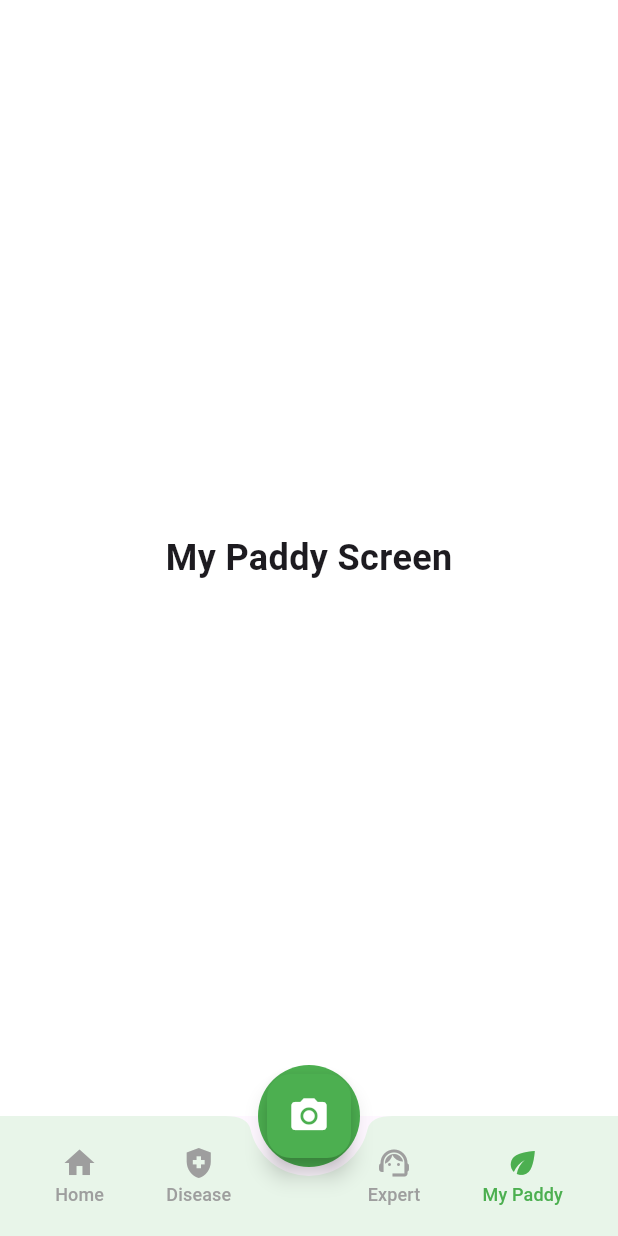
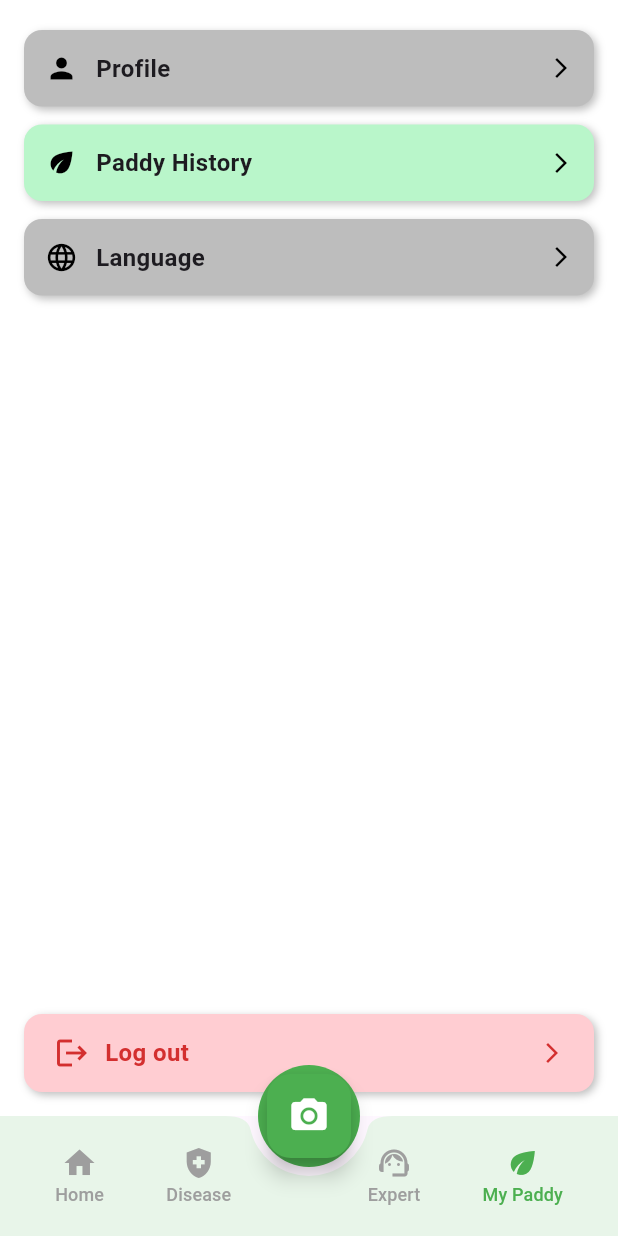
Before and after one commit to PasinduSandamalSenanayake/PaddyGuard, a Flutter app: the screen it shows after launch, item 4 of the bottom bar chosen, on a phone screen of 412 x 824 dp. Run offline on Flutter 3.47's test engine with Material 3 defaults, Android fonts, the phone set to English and light mode, and no system bars.

Commit message:
UI design upto my paddy

```diff
--- a/lib/screen/Home/myPaddy_screen.dart
+++ b/lib/screen/Home/myPaddy_screen.dart
@@ -10,12 +10,138 @@ class MypaddyScreen extends StatefulWidget {
 class _MypaddyScreenState extends State<MypaddyScreen> {
   @override
   Widget build(BuildContext context) {
-    return Container(
-      color: Colors.white,
-      child: Center(
-        child: Text(
-          "My Paddy Screen",
-          style: TextStyle(fontSize: 24, fontWeight: FontWeight.bold),
+    return Scaffold(
+      backgroundColor: Colors.white,
+      body: SafeArea(
+        child: Column(
+          children: [
+            const SizedBox(height: 20),
+
+            // Profile Row
+            _buildMenuItem(
+              icon: Icons.person,
+              text: "Profile",
+              bgColor: Colors.grey.shade400,
+              onTap: () {},
+            ),
+
+            const SizedBox(height: 12),
+
+            // Paddy History Row
+            _buildMenuItem(
+              icon: Icons.eco,
+              text: "Paddy History",
+              bgColor: Colors.greenAccent.shade100,
+              onTap: () {},
+            ),
+
+            const SizedBox(height: 12),
+
+            // Language Row
+            _buildMenuItem(
+              icon: Icons.language,
+              text: "Language",
+              bgColor: Colors.grey.shade400,
+              onTap: () {},
+            ),
+
+            const Spacer(),
+
+            // Logout Button
+            Padding(
+              padding: const EdgeInsets.all(16.0),
+              child: InkWell(
+                onTap: () {
+                  // handle logout
+                },
+                child: Container(
+                  padding:
+                      const EdgeInsets.symmetric(vertical: 14, horizontal: 20),
+                  decoration: BoxDecoration(
+                    color: Colors.red.shade100,
+                    borderRadius: BorderRadius.circular(12),
+                    boxShadow: [
+                      BoxShadow(
+                        color: Colors.black26,
+                        blurRadius: 4,
+                        offset: const Offset(2, 2),
+                      ),
+                    ],
+                  ),
+                  child: Row(
+                    children: [
+                      Icon(Icons.logout, color: Colors.red.shade700),
+                      const SizedBox(width: 10),
+                      Text(
+                        "Log out",
+                        style: TextStyle(
+                          color: Colors.red.shade700,
+                          fontSize: 16,
+                          fontWeight: FontWeight.w600,
+                        ),
+                      ),
+                      const Spacer(),
+                      Icon(Icons.arrow_forward_ios,
+                          color: Colors.red.shade700, size: 16),
+                    ],
+                  ),
+                ),
+              ),
+            ),
+          ],
+        ),
+      ),
+    );
+  }
+
+  Widget _buildMenuItem({
+    IconData? icon,
+    ImageProvider? image,
+    required String text,
+    required Color bgColor,
+    required VoidCallback onTap,
+  }) {
+    return InkWell(
+      onTap: onTap,
+      child: Container(
+        margin: const EdgeInsets.symmetric(horizontal: 16),
+        padding: const EdgeInsets.all(14),
+        decoration: BoxDecoration(
+          color: bgColor,
+          borderRadius: BorderRadius.circular(12),
+          boxShadow: [
+            BoxShadow(
+              color: Colors.black26,
+              blurRadius: 4,
+              offset: const Offset(2, 2),
+            ),
+          ],
+        ),
+        child: Row(
+          children: [
+            if (icon != null)
+              Icon(icon, color: Colors.black, size: 22)
+            else if (image != null)
+              ClipRRect(
+                borderRadius: BorderRadius.circular(8),
+                child: Image(
+                  image: image,
+                  width: 40,
+                  height: 40,
+                  fit: BoxFit.cover,
+                ),
+              ),
+            const SizedBox(width: 12),
+            Text(
+              text,
+              style: const TextStyle(
+                fontSize: 16,
+                fontWeight: FontWeight.w600,
+              ),
+            ),
+            const Spacer(),
+            const Icon(Icons.arrow_forward_ios, size: 16, color: Colors.black),
+          ],
         ),
       ),
     );
```
